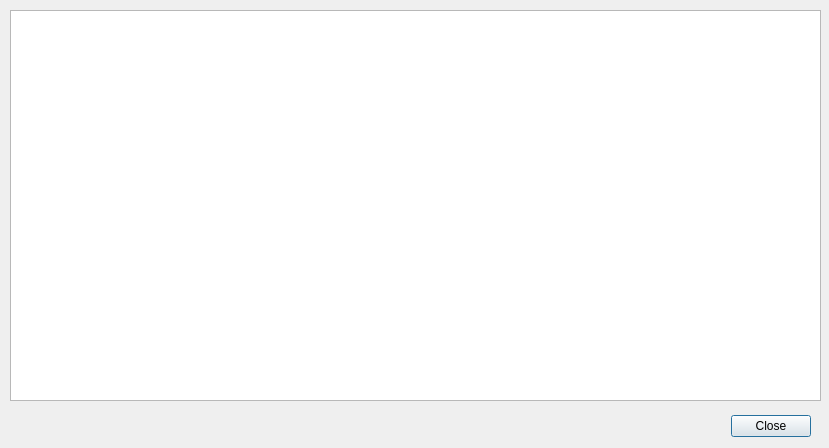
Qt form ui/dialogs/pathlistdialog.ui (ugadal/BandageNG) before a commit.
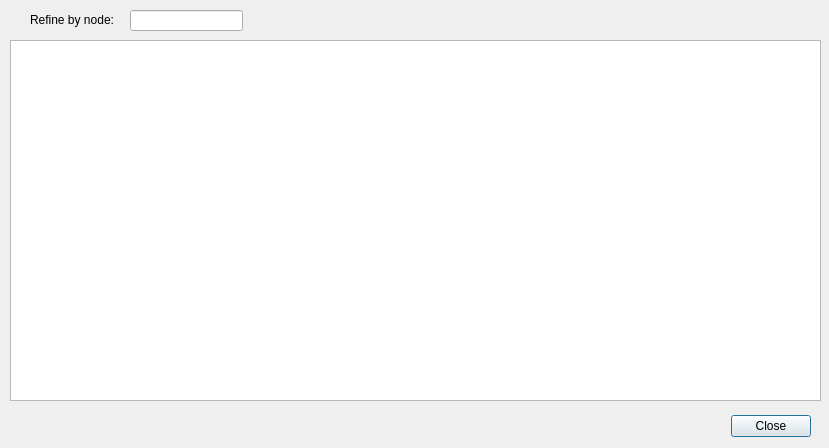
The same form after that commit. Custom widgets are drawn as their Qt base class.

Commit message: Allow refining of list of paths by nodes it contains

What changed in the file:
```diff
--- a/ui/dialogs/pathlistdialog.ui
+++ b/ui/dialogs/pathlistdialog.ui
@@ -33,13 +33,69 @@
    <property name="geometry">
     <rect>
      <x>10</x>
-     <y>10</y>
+     <y>40</y>
      <width>811</width>
-     <height>391</height>
+     <height>361</height>
     </rect>
    </property>
   </widget>
+  <widget class="QLabel" name="label">
+   <property name="geometry">
+    <rect>
+     <x>30</x>
+     <y>12</y>
+     <width>101</width>
+     <height>16</height>
+    </rect>
+   </property>
+   <property name="text">
+    <string>Refine by node:</string>
+   </property>
+  </widget>
+  <widget class="QLineEdit" name="nodeEdit">
+   <property name="geometry">
+    <rect>
+     <x>130</x>
+     <y>10</y>
+     <width>113</width>
+     <height>21</height>
+    </rect>
+   </property>
+  </widget>
+  <widget class="InfoTextWidget" name="refineInfoText" native="true">
+   <property name="enabled">
+    <bool>true</bool>
+   </property>
+   <property name="geometry">
+    <rect>
+     <x>10</x>
+     <y>12</y>
+     <width>16</width>
+     <height>16</height>
+    </rect>
+   </property>
+   <property name="sizePolicy">
+    <sizepolicy hsizetype="Fixed" vsizetype="Fixed">
+     <horstretch>0</horstretch>
+     <verstretch>0</verstretch>
+    </sizepolicy>
+   </property>
+   <property name="minimumSize">
+    <size>
+     <width>16</width>
+     <height>16</height>
+    </size>
+   </property>
+  </widget>
  </widget>
+ <customwidgets>
+  <customwidget>
+   <class>InfoTextWidget</class>
+   <extends>QWidget</extends>
+   <header>infotextwidget.h</header>
+   <container>1</container>
+  </customwidget>
+ </customwidgets>
  <resources/>
  <connections>
   <connection>
```
The commit also changes 3 other files.
